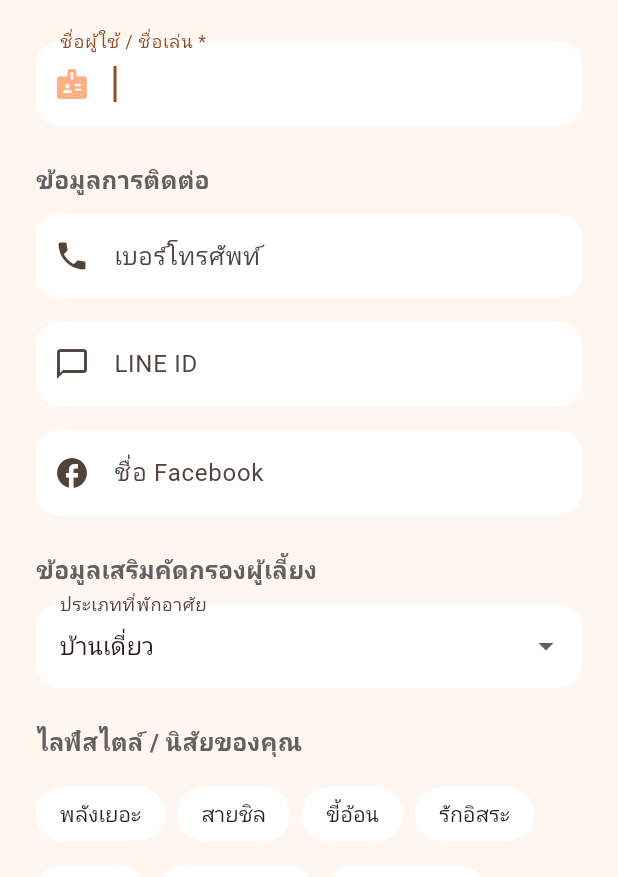
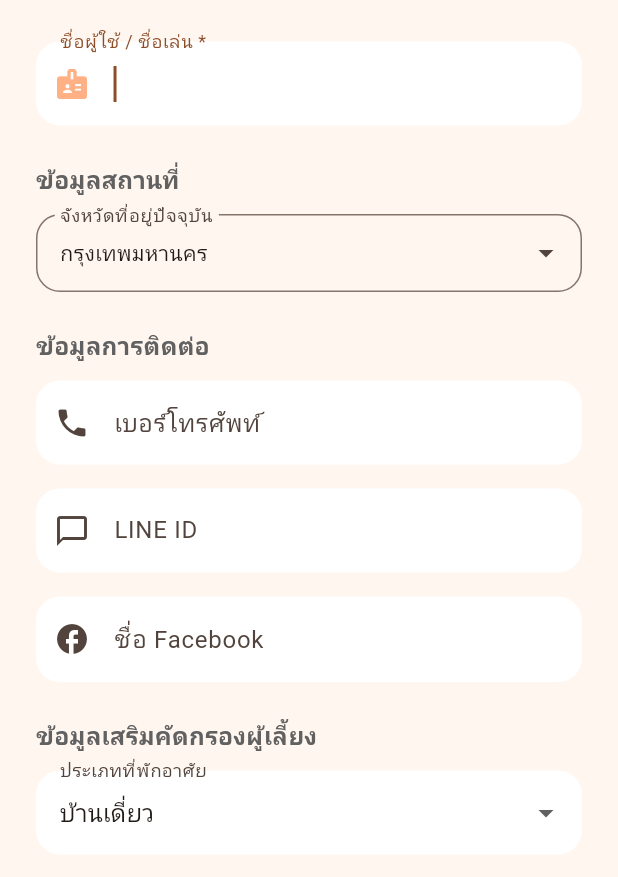
Before and after one commit to Jadsadar/Lab-jenkins, a Flutter app: the CreateProfileScreen screen opened directly, on a phone screen of 412 x 824 dp, the part 359-1236 px from its top. Run offline on Flutter 3.47's test engine with Material 3 defaults, Android fonts, the phone set to English and light mode, and no system bars; our stand-ins replace flutter_secure_storage, image_picker; accounts and stored records are empty.

Commit message:
-ย้ายหน้าที่ให้กรอกจังหวัดให้ไปอยู่ในหน้าสร้างโปรไฟล์

```diff
--- a/lib/screens/auth/create_profile_screen.dart
+++ b/lib/screens/auth/create_profile_screen.dart
@@ -5,6 +5,7 @@ import 'package:image_picker/image_picker.dart';
 
 import '../../data/mock_data.dart';
 import '../../services/auth_service.dart';
+import '../../widgets/province_picker.dart';
 import '../../widgets/tag_selector.dart';
 
 /// บังคับให้กรอกโปรไฟล์หลังล็อกอินครั้งแรก (บัญชีที่ยังไม่มี displayName)
@@ -22,6 +23,7 @@ class _CreateProfileScreenState extends State<CreateProfileScreen> {
   final TextEditingController lineController = TextEditingController();
   final TextEditingController fbController = TextEditingController();
 
+  String selectedProvince = thaiProvinces.first;
   String selectedHomeType = homeTypes.first;
   final List<String> selectedTraitIds = [];
   bool _isSaving = false;
@@ -73,6 +75,7 @@ class _CreateProfileScreenState extends State<CreateProfileScreen> {
       await AuthService.instance.completeProfile(
         displayName: name,
         extraFields: {
+          'province': selectedProvince,
           'phone': phoneController.text.trim(),
           'lineId': lineController.text.trim(),
           'fbLink': fbController.text.trim(),
@@ -82,6 +85,7 @@ class _CreateProfileScreenState extends State<CreateProfileScreen> {
         },
       );
       currentUserProfile['name'] = name;
+      currentUserProfile['province'] = selectedProvince;
       currentUserProfile['phone'] = phoneController.text.trim();
       currentUserProfile['lineId'] = lineController.text.trim();
       currentUserProfile['fbLink'] = fbController.text.trim();
@@ -200,6 +204,22 @@ class _CreateProfileScreenState extends State<CreateProfileScreen> {
                       borderRadius: BorderRadius.circular(16),
                       borderSide: BorderSide.none),
                 ),
+              ),
+              const SizedBox(height: 24),
+              Align(
+                alignment: Alignment.centerLeft,
+                child: Text('ข้อมูลสถานที่',
+                    style: TextStyle(
+                        fontSize: 16,
+                        fontWeight: FontWeight.bold,
+                        color: Colors.grey.shade700)),
+              ),
+              const SizedBox(height: 12),
+              ProvinceField(
+                value: selectedProvince,
+                labelText: 'จังหวัดที่อยู่ปัจจุบัน',
+                enabled: !_isSaving,
+                onChanged: (val) => setState(() => selectedProvince = val),
               ),
               const SizedBox(height: 24),
               Align(
```
Also changed, not shown: lib/screens/auth/register_screen.dart (+0 -16 lines), lib/screens/profile/profile_screen.dart (+24 -0 lines), 1 other file.
